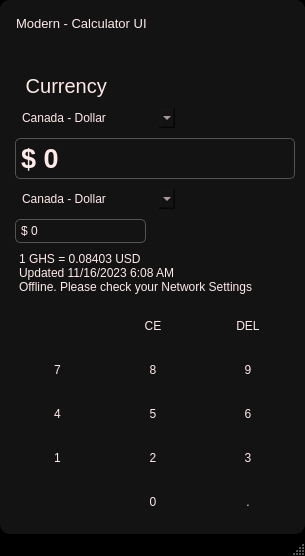
Above: calculator/form.ui from ZEROTECH-INC/SoftwareDev before the change. Below: the same form after it.
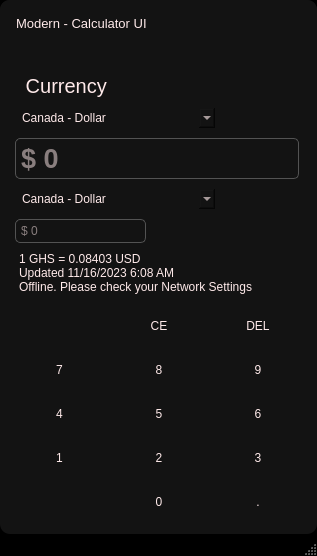
That is the form after the change. The open tabs and pages were chosen to show the change. Icons and pictures are not drawn.

What changed in the file:
```diff
--- a/calculator/form.ui
+++ b/calculator/form.ui
@@ -6,7 +6,7 @@
    <rect>
     <x>0</x>
     <y>0</y>
-    <width>305</width>
+    <width>317</width>
     <height>556</height>
    </rect>
   </property>
@@ -123,13 +123,39 @@
 	background-color: transparent;
 	color: #ffeaea;
 }
+
 QComboBox {
 	padding: 2px;
 	padding-left: 7px;
 	color: #ffeaea;
 	background: #131313;
+	border-radius: 20px;
 	border: none;
 }
+QComboBox QListView {
+	font-size: 12px;
+	border: 1px solid rgba(0,0,0,10%);
+	background: transparent;
+	outline: 0px;  /*去虚线*/
+	padding: 10px;
+}
+QComboBox QListView::item{
+	padding-left: 10px;
+	padding-right: 10px;
+	background-color:#131313;
+	border-bottom: .5px solid rgb(27, 27, 27) ;
+	padding: 5px;
+}
+QComboBox QListView::item:hover{
+   background-color:#1e90ff;
+	border-radius: 3px;
+}
+QComboBox QListView::item:selected{
+   background-color:#1e90ff;
+	border-radius: 3px;
+}
+
+
 #pushButton_15:hover, #pushButton_16:hover {
 	background-color: rgb(83, 83, 83);
 	border-radius: 10px;
@@ -308,7 +334,7 @@
        <enum>QFrame::Raised</enum>
       </property>
       <property name="currentIndex">
-       <number>0</number>
+       <number>1</number>
       </property>
       <widget class="QWidget" name="currencyPage">
        <layout class="QVBoxLayout" name="verticalLayout_2" stretch="0,0">
@@ -375,8 +401,8 @@
                  <string> Currency</string>
                 </property>
                 <property name="icon">
-                 <iconset>
-                  <normaloff>../../../../Adobe-AI_Files/Png_Icons_/Eero-Tech-Inc-PNG-Art-Files_/4x/Asset 1@4x.png</normaloff>../../../../Adobe-AI_Files/Png_Icons_/Eero-Tech-Inc-PNG-Art-Files_/4x/Asset 1@4x.png</iconset>
+                 <iconset resource="resource.qrc">
+                  <normaloff>:/new/prefix1/images/Asset 110@4x.png</normaloff>:/new/prefix1/images/Asset 110@4x.png</iconset>
                 </property>
                 <property name="iconSize">
                  <size>
@@ -441,7 +467,7 @@
                 </item>
                 <item>
                  <property name="text">
-                  <string>United States - Dollar</string>
+                  <string>United State Of America - Dollar</string>
                  </property>
                 </item>
                </widget>
@@ -473,9 +499,12 @@
               <property name="bottomMargin">
                <number>0</number>
               </property>
-              <item>
+              <item alignment="Qt::AlignLeft">
                <widget class="QLineEdit" name="lineEdit_2">
                 <property name="text">
+                 <string/>
+                </property>
+                <property name="placeholderText">
                  <string>$ 0</string>
                 </property>
                </widget>
@@ -535,7 +564,7 @@
                 </item>
                 <item>
                  <property name="text">
-                  <string>United States - Dollar</string>
+                  <string>United State Of America - Dollar</string>
                  </property>
                 </item>
                </widget>
@@ -561,14 +590,17 @@
               <property name="bottomMargin">
                <number>0</number>
               </property>
-              <item>
+              <item alignment="Qt::AlignLeft">
                <widget class="QLineEdit" name="lineEdit_3">
                 <property name="text">
-                 <string>$ 0</string>
+                 <string/>
                 </property>
                 <property name="dragEnabled">
                  <bool>true</bool>
                 </property>
+                <property name="placeholderText">
+                 <string>$ 0</string>
+                </property>
                </widget>
               </item>
              </layout>
@@ -940,8 +972,8 @@
                     <string> Calculator</string>
                    </property>
                    <property name="icon">
-                    <iconset>
-                     <normaloff>../../../../Adobe-AI_Files/Png_Icons_/Eero-Tech-Inc-PNG-Art-Files_/4x/Asset 1@4x.png</normaloff>../../../../Adobe-AI_Files/Png_Icons_/Eero-Tech-Inc-PNG-Art-Files_/4x/Asset 1@4x.png</iconset>
+                    <iconset resource="resource.qrc">
+                     <normaloff>:/new/prefix1/images/Asset 110@4x.png</normaloff>:/new/prefix1/images/Asset 110@4x.png</iconset>
                    </property>
                    <property name="iconSize">
                     <size>
@@ -965,11 +997,14 @@
               </font>
              </property>
              <property name="text">
-              <string>0</string>
+              <string/>
              </property>
              <property name="alignment">
               <set>Qt::AlignRight|Qt::AlignTrailing|Qt::AlignVCenter</set>
              </property>
+             <property name="placeholderText">
+              <string>0</string>
+             </property>
             </widget>
            </item>
            <item alignment="Qt::AlignBottom">
```
Left out of the diff: 4 changed lines with no effect on the pictures.
